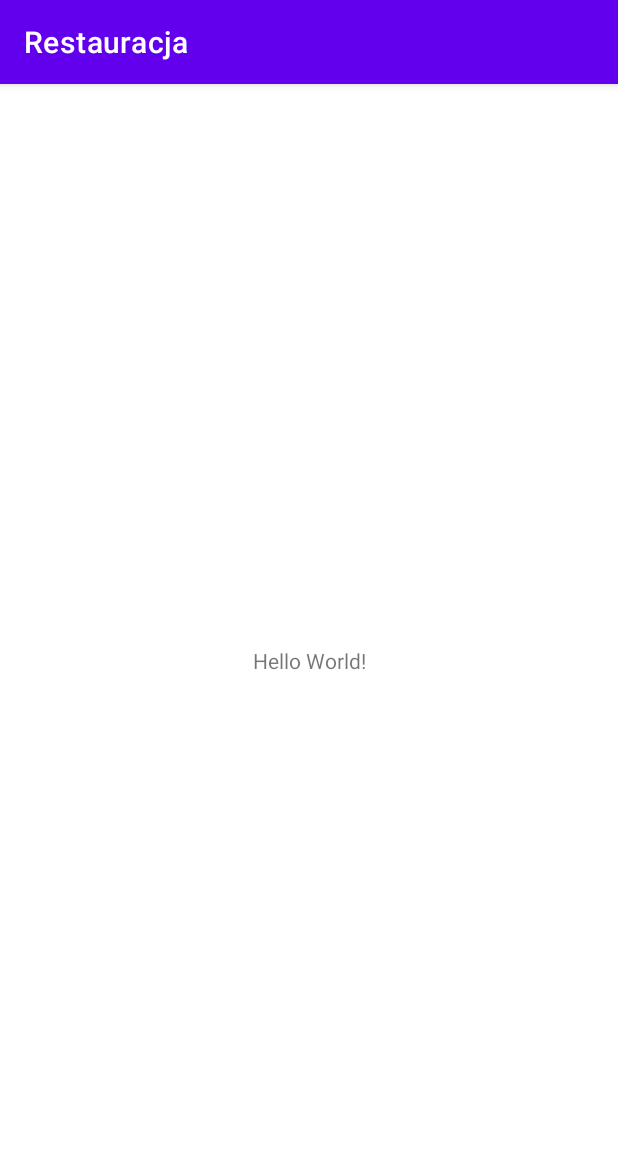
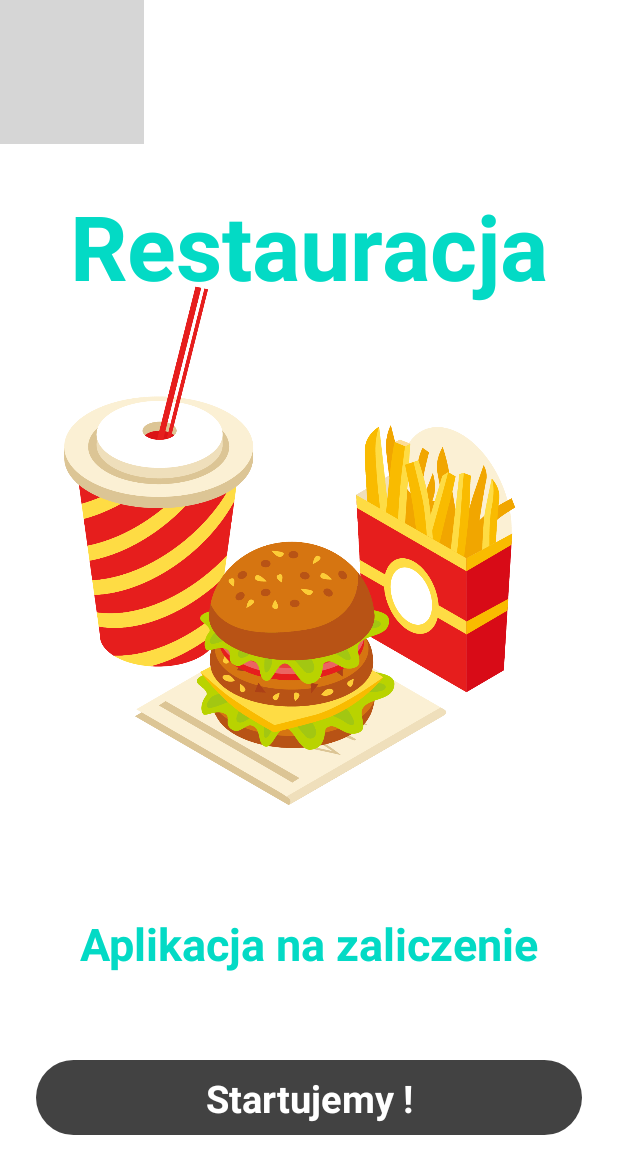
Before and after one commit to mateuszigbt/RIKWO, an Android app: the screen it shows after launch (MainActivity before the commit, StartActivity after it), on a phone screen of 412 x 824 dp. Shown: the top 1174 px of the screen. Run offline under Robolectric (Android 15) with nearby library versions, the phone set to English and light mode, and no system bars; grey boxes are pictures that could not be loaded.

Commit message:
Strona startowa restauracji

```diff
--- a/Restauracja/app/src/main/AndroidManifest.xml
+++ b/Restauracja/app/src/main/AndroidManifest.xml
@@ -10,7 +10,7 @@
         android:supportsRtl="true"
         android:theme="@style/Theme.Restauracja">
         <activity
-            android:name=".MainActivity"
+            android:name=".Activity.StartActivity"
             android:exported="true">
             <intent-filter>
                 <action android:name="android.intent.action.MAIN" />
--- /dev/null
+++ b/Restauracja/app/src/main/java/com/example/restauracja/Activity/StartActivity.java
@@ -0,0 +1,21 @@
+package com.example.restauracja.Activity;
+
+import androidx.appcompat.app.AppCompatActivity;
+
+import android.app.Activity;
+import android.graphics.Color;
+import android.os.Bundle;
+import android.widget.RelativeLayout;
+
+import com.example.restauracja.R;
+
+public class StartActivity extends AppCompatActivity {
+
+    @Override
+    protected void onCreate(Bundle savedInstanceState) {
+        super.onCreate(savedInstanceState);
+        setContentView(R.layout.activity_main);
+        final RelativeLayout relativeLayout;
+
+    }
+}
--- a/Restauracja/app/src/main/java/com/example/restauracja/MainActivity.java
+++ /dev/null
@@ -1,14 +0,0 @@
-package com.example.restauracja;
-
-import androidx.appcompat.app.AppCompatActivity;
-
-import android.os.Bundle;
-
-public class MainActivity extends AppCompatActivity {
-
-    @Override
-    protected void onCreate(Bundle savedInstanceState) {
-        super.onCreate(savedInstanceState);
-        setContentView(R.layout.activity_main);
-    }
-}
--- /dev/null
+++ b/Restauracja/app/src/main/res/drawable/przycisk_start.xml
@@ -0,0 +1,9 @@
+<?xml version="1.0" encoding="utf-8"?>
+<selector xmlns:android="http://schemas.android.com/apk/res/android">
+<item>
+    <shape android:shape="rectangle">
+        <solid android:color="@color/cardview_dark_background"/>
+        <corners android:radius="50dp"/>
+    </shape>
+</item>
+</selector>
--- a/Restauracja/app/src/main/res/layout/activity_main.xml
+++ b/Restauracja/app/src/main/res/layout/activity_main.xml
@@ -4,15 +4,83 @@
     xmlns:tools="http://schemas.android.com/tools"
     android:layout_width="match_parent"
     android:layout_height="match_parent"
-    tools:context=".MainActivity">
+    tools:context=".Activity.StartActivity">
+
+    <ImageView
+        android:id="@+id/imageView"
+        android:layout_width="wrap_content"
+        android:layout_height="wrap_content"
+        android:scaleType="centerCrop"
+        app:layout_constraintBottom_toBottomOf="parent"
+        app:layout_constraintEnd_toEndOf="parent"
+        app:layout_constraintHorizontal_bias="0.0"
+        app:layout_constraintStart_toStartOf="parent"
+        app:layout_constraintTop_toTopOf="parent"
+        app:layout_constraintVertical_bias="0.0"
+        app:srcCompat="@drawable/pngtreefood_western_food_steak_tomato_941801" />
+
+    <ImageView
+        android:id="@+id/imageView2"
+        android:layout_width="wrap_content"
+        android:layout_height="wrap_content"
+        android:layout_marginBottom="120dp"
+        app:layout_constraintBottom_toBottomOf="parent"
+        app:layout_constraintEnd_toEndOf="parent"
+        app:layout_constraintStart_toStartOf="parent"
+        app:layout_constraintTop_toTopOf="parent"
+        app:srcCompat="@drawable/lovepik_com_611715401_hand_drawn_25d_gourmet_fast_food_illustration" />
 
     <TextView
+        android:id="@+id/textView"
         android:layout_width="wrap_content"
         android:layout_height="wrap_content"
-        android:text="Hello World!"
-        app:layout_constraintBottom_toBottomOf="parent"
-        app:layout_constraintLeft_toLeftOf="parent"
-        app:layout_constraintRight_toRightOf="parent"
-        app:layout_constraintTop_toTopOf="parent" />
+        android:layout_marginBottom="560dp"
+        android:text="Restauracja"
+        android:textStyle="bold"
+        android:textSize="60sp"
+        android:textColor="@color/teal_200"
+        app:layout_constraintBottom_toBottomOf="@+id/imageView2"
+        app:layout_constraintEnd_toEndOf="parent"
+        app:layout_constraintStart_toStartOf="parent" />
+
+    <TextView
+        android:id="@+id/textView3"
+        android:layout_width="wrap_content"
+        android:layout_height="wrap_content"
+        android:layout_marginTop="290dp"
+        android:text="Aplikacja na zaliczenie"
+        android:textColor="@color/teal_200"
+        android:textSize="30sp"
+        android:textStyle="bold"
+        app:layout_constraintBottom_toBottomOf="@+id/imageView2"
+        app:layout_constraintEnd_toEndOf="parent"
+        app:layout_constraintStart_toStartOf="parent"
+        app:layout_constraintTop_toBottomOf="@+id/textView" />
+
+    <androidx.constraintlayout.widget.ConstraintLayout
+        android:layout_width="0dp"
+        android:layout_height="50dp"
+        android:layout_marginStart="24dp"
+        android:layout_marginTop="50dp"
+        android:layout_marginEnd="24dp"
+        android:background="@drawable/przycisk_start"
+        app:layout_constraintBottom_toBottomOf="@+id/imageView2"
+        app:layout_constraintEnd_toEndOf="parent"
+        app:layout_constraintStart_toStartOf="parent"
+        app:layout_constraintTop_toBottomOf="@+id/textView3">
+
+        <TextView
+            android:id="@+id/textView4"
+            android:layout_width="wrap_content"
+            android:layout_height="wrap_content"
+            android:text="Startujemy !"
+            android:textColor="@color/white"
+            android:textSize="25sp"
+            android:textStyle="bold"
+            app:layout_constraintBottom_toBottomOf="parent"
+            app:layout_constraintEnd_toEndOf="parent"
+            app:layout_constraintStart_toStartOf="parent"
+            app:layout_constraintTop_toTopOf="parent" />
+    </androidx.constraintlayout.widget.ConstraintLayout>
 
 </androidx.constraintlayout.widget.ConstraintLayout>
--- a/Restauracja/app/src/main/res/values/themes.xml
+++ b/Restauracja/app/src/main/res/values/themes.xml
@@ -1,9 +1,9 @@
 <resources xmlns:tools="http://schemas.android.com/tools">
     <!-- Base application theme. -->
-    <style name="Theme.Restauracja" parent="Theme.MaterialComponents.DayNight.DarkActionBar">
+    <style name="Theme.Restauracja" parent="Theme.MaterialComponents.DayNight.NoActionBar">
         <!-- Primary brand color. -->
-        <item name="colorPrimary">@color/purple_500</item>
-        <item name="colorPrimaryVariant">@color/purple_700</item>
+        <item name="colorPrimary">@color/cardview_dark_background</item>
+        <item name="colorPrimaryVariant">@color/cardview_dark_background</item>
         <item name="colorOnPrimary">@color/white</item>
         <!-- Secondary brand color. -->
         <item name="colorSecondary">@color/teal_200</item>
```
Also changed, not shown: Restauracja/app/src/main/res/drawable/lovepik_com_611715401_hand_drawn_25d_gourmet_fast_food_illustration.png (added), 1 other file.
